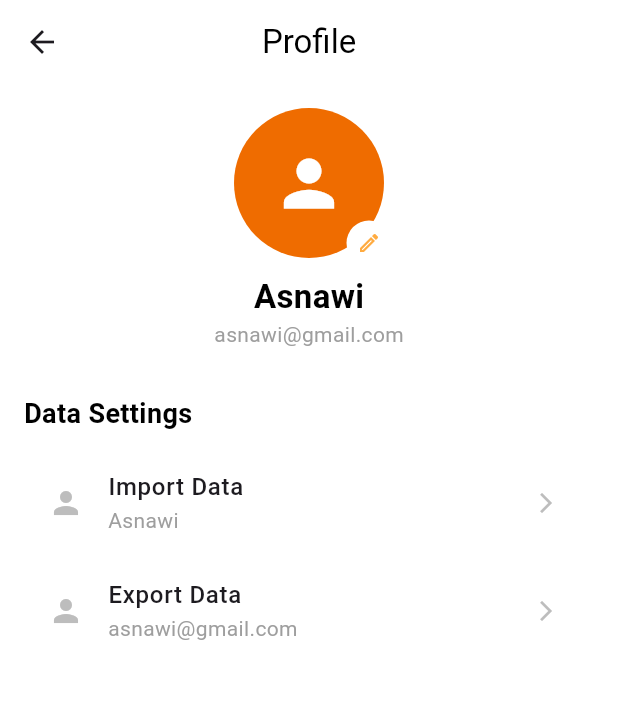
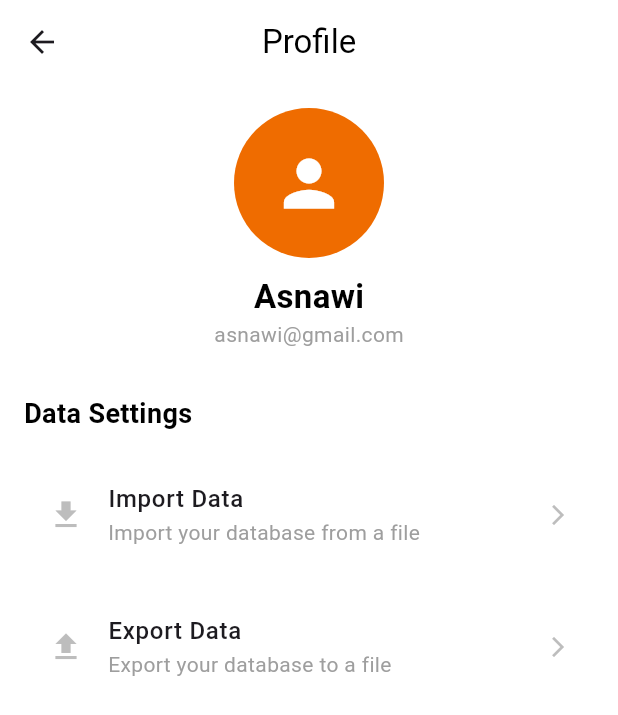
Before and after one commit to Muitsu/PalmX, a Flutter app: the SettingPage screen opened directly, on a phone screen of 412 x 824 dp. Shown: the top 715 px of the screen. Run offline on Flutter 3.47's test engine with Material 3 defaults, Android fonts, the phone set to English and light mode, and no system bars; our stand-ins replace dio, drift, easy_debounce, equatable, file_picker, flutter_animate and 8 more; accounts and stored records are empty; generated files the repository leaves out were written again; statements that could not run were skipped.

Commit message:
add import and export

```diff
--- a/lib/core/provider/app_provider.dart
+++ b/lib/core/provider/app_provider.dart
@@ -1,6 +1,7 @@
 import 'package:palmx/features/calendar/provider/calendar_provider.dart';
 import 'package:palmx/features/home/presentations/provider/home_provider.dart';
 import 'package:palmx/features/operation/presentation/provider/operation_provider.dart';
+import 'package:palmx/features/settings/provider/setting_provider.dart';
 import 'package:provider/provider.dart';
 import 'package:provider/single_child_widget.dart';
 
@@ -14,6 +15,7 @@ class AppProviders {
     ChangeNotifierProvider(create: (_) => sl<OperationProvider>()),
     ChangeNotifierProvider(create: (_) => sl<CalendarProvider>()),
     ChangeNotifierProvider(create: (_) => sl<HomeProvider>()),
+    ChangeNotifierProvider(create: (_) => sl<SettingProvider>()),
   ];
 }
 
--- a/lib/features/operation/presentation/operation_log/dropdown_service.dart
+++ b/lib/features/operation/presentation/operation_log/dropdown_service.dart
@@ -6,9 +6,9 @@ import 'package:palmx/data/local/datasource/material_local_datasource.dart';
 import 'package:palmx/data/local/models/activity_model.dart';
 import 'package:palmx/data/local/models/field_model.dart';
 import 'package:palmx/data/local/models/material_model.dart';
-import 'package:palmx/features/settings/activity_form_page.dart';
-import 'package:palmx/features/settings/field_form_page.dart';
-import 'package:palmx/features/settings/material_form_page.dart';
+import 'package:palmx/features/settings/dropdown-form/activity_form_page.dart';
+import 'package:palmx/features/settings/dropdown-form/field_form_page.dart';
+import 'package:palmx/features/settings/dropdown-form/material_form_page.dart';
 
 class DropdownService {
   // MARK: Activity Dropdown
--- a/lib/features/operation/presentation/provider/operation_provider.dart
+++ b/lib/features/operation/presentation/provider/operation_provider.dart
@@ -46,6 +46,11 @@ class OperationProvider extends ChangeNotifier {
     mandaysCtrl = TextEditingController(
       text: operationData?.mandays?.toString() ?? '0',
     );
+    mandaysCtrl.addListener(() {
+      haAvrgCtrl.text = _calcHaAvrg();
+      mtAvrgCtrl.text = _calcMtAvrg();
+      notifyListeners();
+    });
     //HA Today
     haTodayCtrl = TextEditingController(
       text: operationData?.hectar?.toString() ?? '0',
--- a/lib/features/palmx_app.dart
+++ b/lib/features/palmx_app.dart
@@ -2,6 +2,7 @@ import 'package:flutter/material.dart';
 import 'package:palmx/core/service/app_navigator.dart';
 import 'package:palmx/core/theme/app_theme.dart';
 import 'package:palmx/features/main-navigation/main_page.dart';
+import 'package:flutter_easyloading/flutter_easyloading.dart';
 
 class PalmXApp extends StatelessWidget {
   const PalmXApp({super.key});
@@ -15,6 +16,7 @@ class PalmXApp extends StatelessWidget {
       theme: AppTheme.light,
       darkTheme: AppTheme.dark,
       themeMode: ThemeMode.light,
+      builder: EasyLoading.init(),
       home: const MainPage(),
     );
   }
--- /dev/null
+++ b/lib/features/settings/provider/setting_provider.dart
@@ -0,0 +1,70 @@
+import 'dart:developer' as dev;
+import 'dart:io';
+
+import 'package:file_picker/file_picker.dart';
+import 'package:flutter/material.dart';
+import 'package:flutter_easyloading/flutter_easyloading.dart';
+import 'package:injectable/injectable.dart';
+import 'package:palmx/core/notifications/notification_service.dart';
+import 'package:palmx/core/widgets/utils.dart';
+import 'package:palmx/data/local/services/database_backup_service.dart';
+
+@injectable
+class SettingProvider extends ChangeNotifier {
+  final DatabaseBackupService _backupService;
+  SettingProvider(this._backupService);
+  void logger(String msg) => dev.log(msg, name: "SettingProvider");
+  void exportDatabase(BuildContext context) async {
+    EasyLoading.show();
+    try {
+      await _backupService.exportDatabase();
+      EasyLoading.showSuccess("Database exported successfully!");
+      NotificationService.instance.showNotification(
+        title: "Export Success",
+        body: "Your database has been exported successfully.",
+      );
+    } catch (e) {
+      logger("Export failed: $e");
+      EasyLoading.showError("Export failed. Please try again.");
+      NotificationService.instance.showNotification(
+        title: "Export Failed",
+        body: "Failed to export the database.",
+      );
+    }
+  }
+
+  void importDatabase(BuildContext context) async {
+    FilePickerResult? result = await FilePicker.pickFiles();
+    if (result != null) {
+      File file = File(result.files.single.path!);
+      String content = await file.readAsString();
+      if (!context.mounted) return;
+      await _handleImport(context, content);
+    } else {
+      // User canceled the picker
+      if (!context.mounted) return;
+      showError(context, message: "Cancel import database.");
+    }
+  }
+
+  Future<void> _handleImport(BuildContext context, String content) async {
+    EasyLoading.show();
+    bool success = await _backupService.importDatabase(content);
+    EasyLoading.dismiss();
+    if (success) {
+      if (!context.mounted) return;
+      showSuccess(context, message: "Database imported successfully!");
+      NotificationService.instance.showNotification(
+        title: "Import Success",
+        body: "Your database has been imported successfully.",
+      );
+    } else {
+      if (!context.mounted) return;
+      showError(context, message: "Import failed. Please check the file.");
+      NotificationService.instance.showNotification(
+        title: "Import Failed",
+        body: "Failed to import the database.",
+      );
+    }
+  }
+}
--- a/lib/features/settings/setting_page.dart
+++ b/lib/features/settings/setting_page.dart
@@ -1,6 +1,7 @@
 // main.dart or profile_screen.dart
 import 'package:flutter/material.dart';
-import 'package:palmx/features/settings/edit_field_page.dart';
+import 'package:palmx/features/settings/provider/setting_provider.dart';
+import 'package:provider/provider.dart';
 
 class SettingPage extends StatefulWidget {
   const SettingPage({super.key});
@@ -13,23 +14,12 @@ class _SettingPageState extends State<SettingPage> {
   // Your user data state variables
   String userFullName = "Asnawi";
   String userEmail = "asnawi@gmail.com";
+  late SettingProvider _settingProvider;
 
-  // Reusable function to handle navigation to the edit screen
-  void _editField(
-    String title,
-    String currentValue,
-    Function(String) onUpdate,
-  ) {
-    Navigator.push(
-      context,
-      MaterialPageRoute(
-        builder: (context) => EditFieldPage(
-          title: title,
-          initialValue: currentValue,
-          onSave: onUpdate,
-        ),
-      ),
-    );
+  @override
+  void initState() {
+    super.initState();
+    _settingProvider = context.read<SettingProvider>();
   }
 
   @override
@@ -37,7 +27,7 @@ class _SettingPageState extends State<SettingPage> {
     // Theme colors (adjust as needed for closer match)
     const primaryTextColor = Colors.black;
     const secondaryTextColor = Colors.grey;
-    const accentColor = Colors.orangeAccent;
+    // const accentColor = Colors.orangeAccent;
 
     return Scaffold(
       backgroundColor: Colors.white,
@@ -63,26 +53,26 @@ class _SettingPageState extends State<SettingPage> {
                       backgroundColor: Colors.orange[800],
                       child: Icon(Icons.person, size: 50, color: Colors.white),
                     ),
-                    Positioned(
-                      bottom: -5,
-                      right: -5,
-                      child: Container(
-                        padding: const EdgeInsets.all(3),
-                        decoration: const BoxDecoration(
-                          shape: BoxShape.circle,
-                          color: Colors.white,
-                        ),
-                        child: CircleAvatar(
-                          radius: 12,
-                          backgroundColor: Colors.white.withValues(alpha: 0.8),
-                          child: const Icon(
-                            Icons.edit_outlined,
-                            size: 16,
-                            color: accentColor,
-                          ),
-                        ),
-                      ),
-                    ),
+                    // Positioned(
+                    //   bottom: -5,
+                    //   right: -5,
+                    //   child: Container(
+                    //     padding: const EdgeInsets.all(3),
+                    //     decoration: const BoxDecoration(
+                    //       shape: BoxShape.circle,
+                    //       color: Colors.white,
+                    //     ),
+                    //     child: CircleAvatar(
+                    //       radius: 12,
+                    //       backgroundColor: Colors.white.withValues(alpha: 0.8),
+                    //       child: const Icon(
+                    //         Icons.edit_outlined,
+                    //         size: 16,
+                    //         color: accentColor,
+                    //       ),
+                    //     ),
+                    //   ),
+                    // ),
                   ],
                 ),
                 const SizedBox(height: 10),
@@ -119,15 +109,17 @@ class _SettingPageState extends State<SettingPage> {
             const SizedBox(height: 10),
 
             // Reusable editable ListTiles (This is where your logic is integrated)
-            _buildEditableInfoTile(
-              "Import Data",
-              userFullName,
-              (val) => setState(() => userFullName = val),
+            _buildInfoTile(
+              label: "Import Data",
+              icon: Icons.file_download,
+              value: "Import your database from a file",
+              onTap: () => _settingProvider.importDatabase(context),
             ),
-            _buildEditableInfoTile(
-              "Export Data",
-              userEmail,
-              (val) => setState(() => userEmail = val),
+            _buildInfoTile(
+              label: "Export Data",
+              icon: Icons.file_upload,
+              value: "Export your database to a file",
+              onTap: () => _settingProvider.exportDatabase(context),
             ),
 
             const SizedBox(height: kToolbarHeight + 20),
@@ -139,13 +131,16 @@ class _SettingPageState extends State<SettingPage> {
 
   // Helper method for regular non-editable info tiles (for context and the "linked accounts" part)
   Widget _buildInfoTile({
+    required IconData? icon,
     required String label,
     required String value,
-    required Function() onTap,
+    required void Function() onTap,
   }) {
     return ListTile(
       onTap: onTap,
-      leading: Icon(Icons.person, color: Colors.grey[400]),
+      contentPadding: EdgeInsets.symmetric(horizontal: 16, vertical: 8),
+      leading: Icon(icon, color: Colors.grey[400]),
+      shape: RoundedRectangleBorder(borderRadius: BorderRadius.circular(16)),
       title: Text(label, style: const TextStyle(fontWeight: FontWeight.w500)),
       subtitle: Text(value, style: const TextStyle(color: Colors.grey)),
       trailing: Icon(
@@ -155,17 +150,4 @@ class _SettingPageState extends State<SettingPage> {
       ),
     );
   }
-
-  // Reusable method for editable info tiles - integrates with _editField
-  Widget _buildEditableInfoTile(
-    String label,
-    String value,
-    Function(String) onUpdate,
-  ) {
-    return _buildInfoTile(
-      label: label,
-      value: value,
-      onTap: () => _editField(label, value, onUpdate),
-    );
-  }
 }
--- a/pubspec.yaml
+++ b/pubspec.yaml
@@ -57,6 +57,9 @@ dependencies:
   dio: ^5.9.2
   # Notification
   flutter_local_notifications: ^21.0.0
+  share_plus: ^12.0.2
+  file_picker: ^11.0.2
+  flutter_easyloading: ^3.0.5
 
 dev_dependencies:
   flutter_test:
```
Also changed, not shown: lib/core/app_initializer.dart (added, +22 -0 lines), lib/core/service/easyloading_config.dart (added, +37 -0 lines), lib/data/local/services/database_backup_service.dart (added, +108 -0 lines), lib/main.dart (+3 -5 lines), lib/core/di/injection.config.dart, lib/features/settings/dropdown-form/activity_form_page.dart (renamed from lib/features/settings/activity_form_page.dart), lib/features/settings/dropdown-form/edit_field_page.dart (renamed from lib/features/settings/edit_field_page.dart), lib/features/settings/dropdown-form/field_form_page.dart (renamed from lib/features/settings/field_form_page.dart), lib/features/settings/dropdown-form/material_form_page.dart (renamed from lib/features/settings/material_form_page.dart), pubspec.lock, 6 other files.
